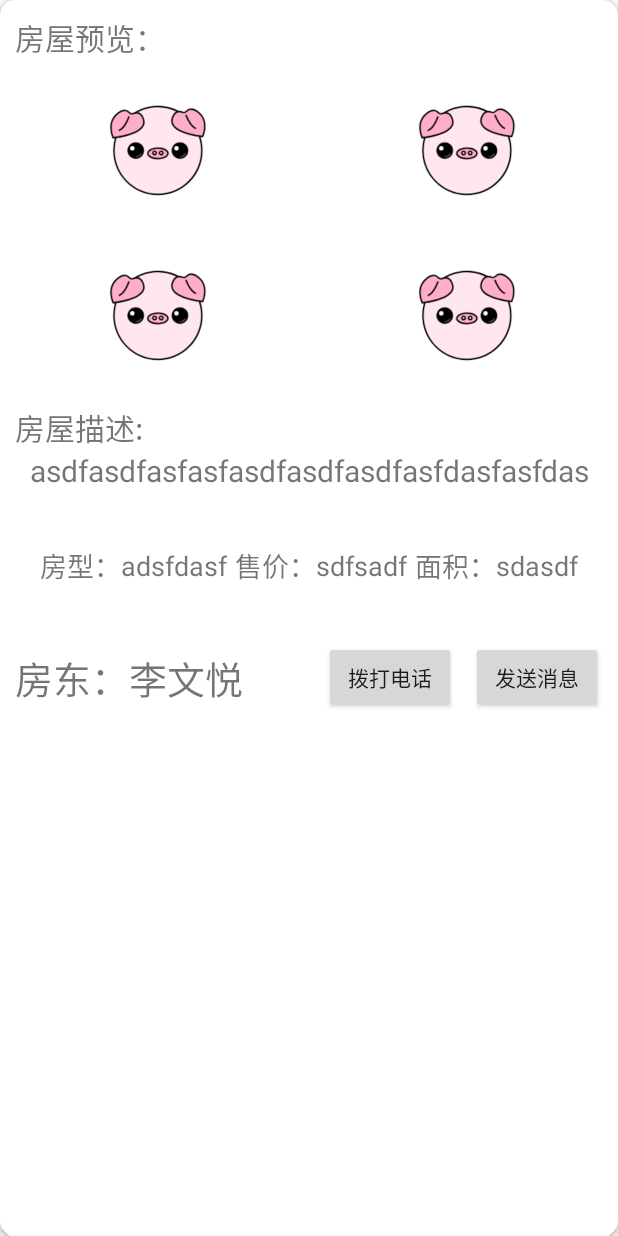
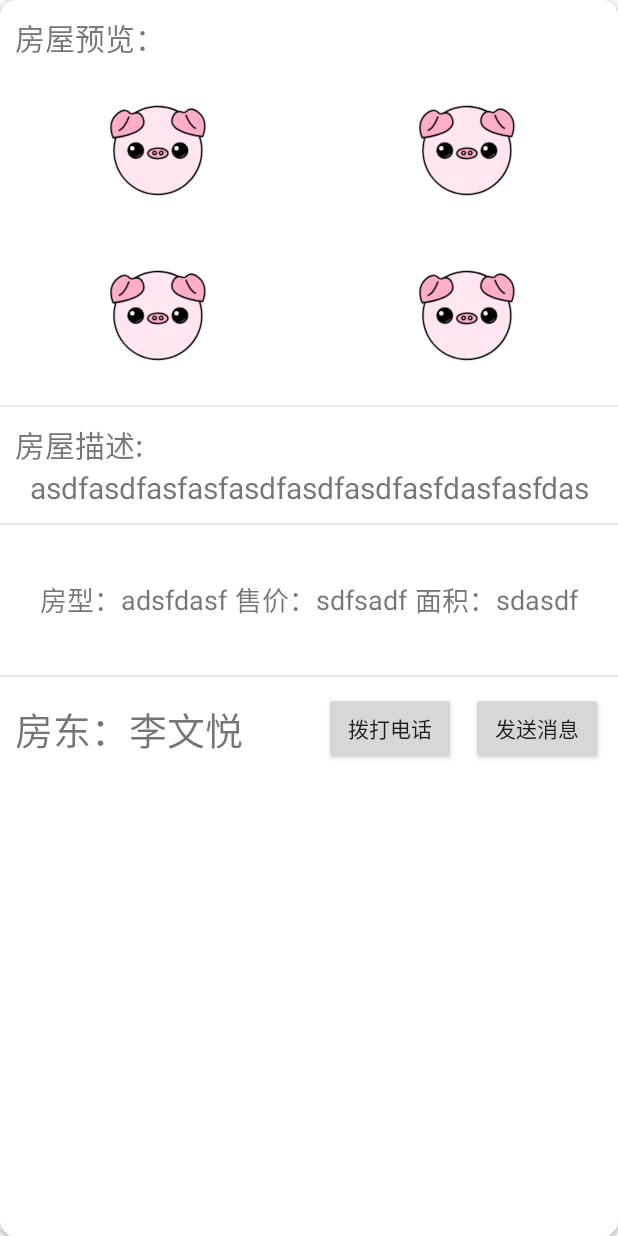
Before and after one commit to Strive087/LBSTest1, an Android app: the layout activity_popuphouse.xml on its own in the app's theme, with its tools: preview values and no code run, on a phone screen of 412 x 824 dp. Run offline under Robolectric (Android 15) with nearby library versions, the phone set to English and light mode, and no system bars.

Commit message:
房屋具体信息页面添加分割线、标题栏条件搜索图标、改变主活动页面布局将原本的标题栏与地图覆盖修改为分隔开来

```diff
--- a/app/src/main/res/layout/activity_popuphouse.xml
+++ b/app/src/main/res/layout/activity_popuphouse.xml
@@ -75,9 +75,12 @@
 
             </LinearLayout>
 
+            <View android:layout_height="1dp" android:background="#e6e6e6" android:layout_width="fill_parent"></View>
+
             <LinearLayout
                 android:layout_width="match_parent"
                 android:layout_height="wrap_content"
+                android:layout_marginTop="10dp"
                 android:layout_marginLeft="10dp"
                 android:layout_marginRight="10dp"
                 android:layout_marginBottom="10dp"
@@ -99,9 +102,12 @@
 
             </LinearLayout>
 
+            <View android:layout_height="1dp" android:background="#e6e6e6" android:layout_width="fill_parent"></View>
+
             <LinearLayout
                 android:layout_width="match_parent"
                 android:layout_height="80dp"
+                android:layout_marginTop="10dp"
                 android:layout_marginLeft="10dp"
                 android:layout_marginRight="10dp"
                 android:layout_marginBottom="10dp"
@@ -151,10 +157,12 @@
 
             </LinearLayout>
 
+            <View android:layout_height="1dp" android:background="#e6e6e6" android:layout_width="fill_parent"></View>
 
             <RelativeLayout
                 android:layout_width="match_parent"
                 android:layout_height="80dp"
+                android:layout_marginTop="10dp"
                 android:layout_marginLeft="10dp"
                 android:layout_marginRight="10dp">
 
--- a/app/src/main/res/menu/toolbar.xml
+++ b/app/src/main/res/menu/toolbar.xml
@@ -1,6 +1,12 @@
 <?xml version="1.0" encoding="utf-8"?>
 <menu xmlns:android="http://schemas.android.com/apk/res/android"
     xmlns:app="http://schemas.android.com/apk/res-auto">
+
+    <item
+        android:id="@+id/search"
+        android:icon="@drawable/search"
+        android:title="Search"
+        app:showAsAction="always"></item>
 
     <item
         android:id="@+id/message"
```
Also changed, not shown: app/src/main/res/drawable/search.xml (added, +11 -0 lines), app/src/main/res/layout/activity_main.xml (+13 -8 lines).
